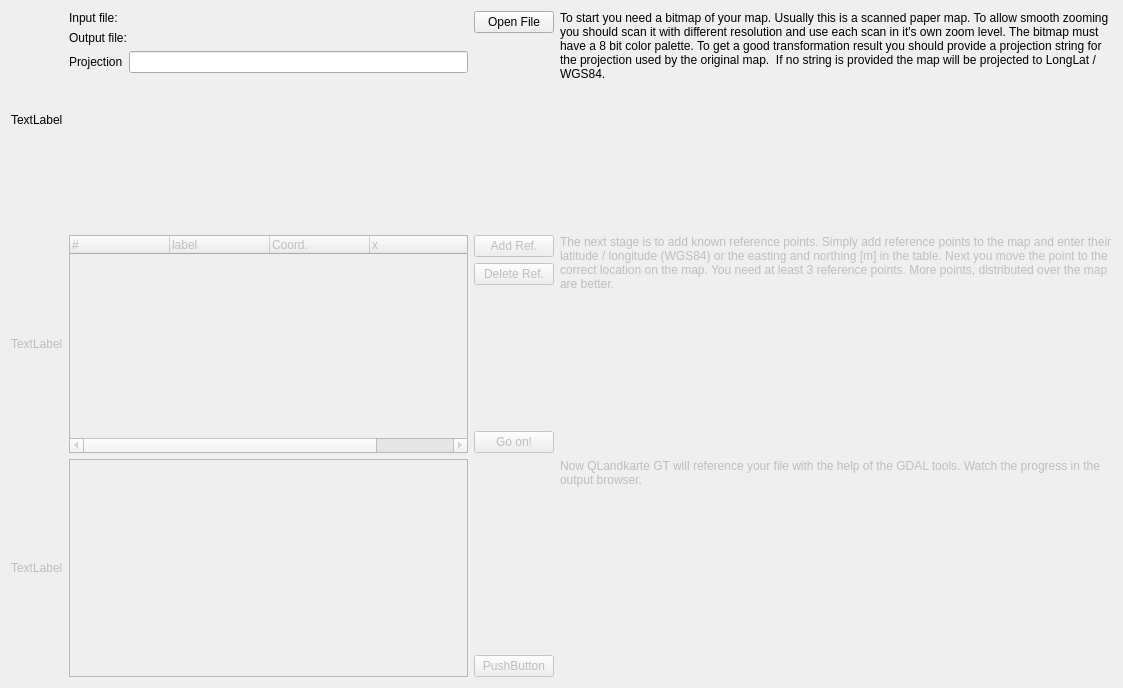
Old version of the form src/ICreateMapGeoTiff.ui in the repository ntruchsess/QLandkarteGT.
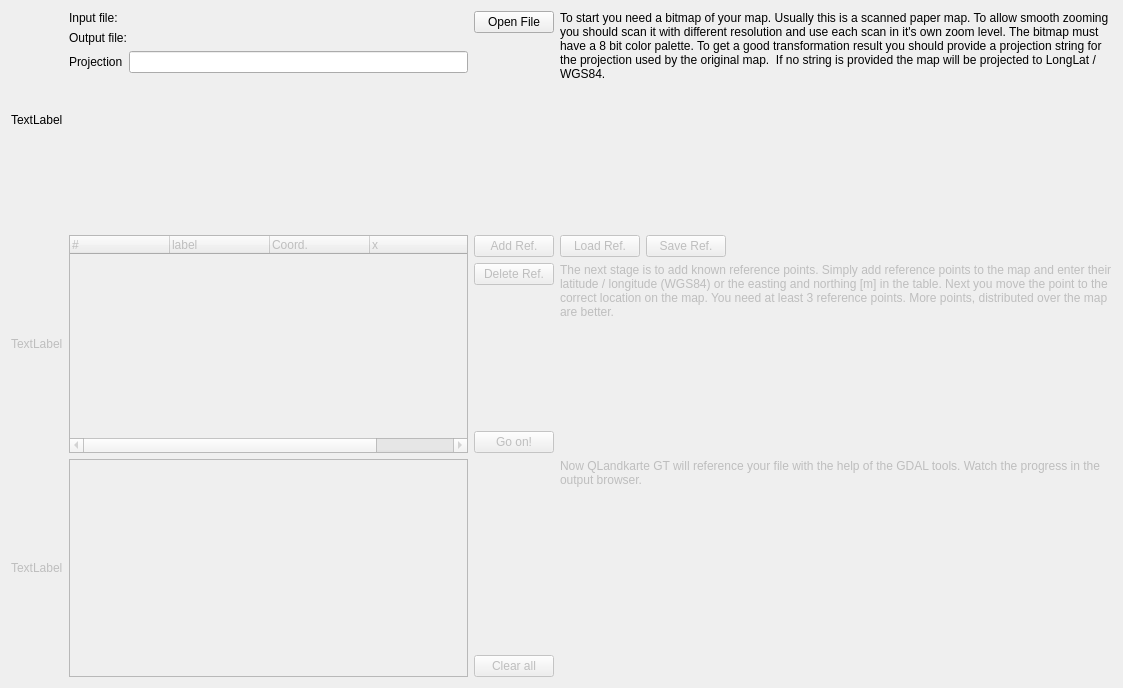
New version of the form.

```diff
--- a/src/ICreateMapGeoTiff.ui
+++ b/src/ICreateMapGeoTiff.ui
@@ -234,6 +234,45 @@
     </layout>
    </item>
    <item row="1" column="3" >
+    <layout class="QVBoxLayout" >
+     <item>
+      <layout class="QHBoxLayout" >
+       <item>
+        <widget class="QPushButton" name="pushLoadRef" >
+         <property name="enabled" >
+          <bool>false</bool>
+         </property>
+         <property name="text" >
+          <string>Load Ref.</string>
+         </property>
+        </widget>
+       </item>
+       <item>
+        <widget class="QPushButton" name="pushSaveRef" >
+         <property name="enabled" >
+          <bool>false</bool>
+         </property>
+         <property name="text" >
+          <string>Save Ref.</string>
+         </property>
+        </widget>
+       </item>
+       <item>
+        <spacer>
+         <property name="orientation" >
+          <enum>Qt::Horizontal</enum>
+         </property>
+         <property name="sizeHint" >
+          <size>
+           <width>40</width>
+           <height>1</height>
+          </size>
+         </property>
+        </spacer>
+       </item>
+      </layout>
+     </item>
+     <item>
     <widget class="QLabel" name="labelDoc2" >
      <property name="enabled" >
       <bool>false</bool>
@@ -249,6 +288,8 @@
      </property>
     </widget>
    </item>
+    </layout>
+   </item>
    <item row="2" column="0" >
     <widget class="QLabel" name="labelStep3" >
      <property name="enabled" >
@@ -285,12 +326,12 @@
       </spacer>
      </item>
      <item>
-      <widget class="QPushButton" name="pushButton_3" >
+      <widget class="QPushButton" name="pushClearAll" >
        <property name="enabled" >
         <bool>false</bool>
        </property>
        <property name="text" >
-        <string>PushButton</string>
+        <string>Clear all</string>
        </property>
       </widget>
      </item>
```
Lines whose indentation alone changed are shown as unchanged.
